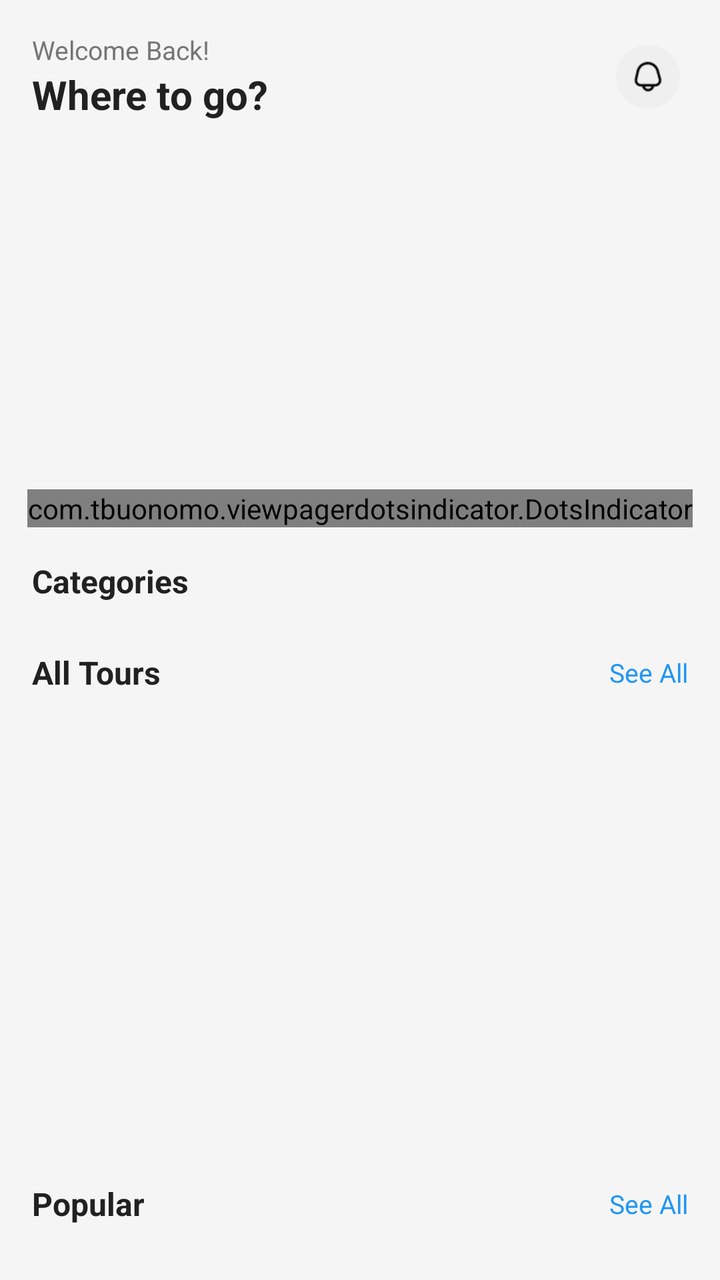
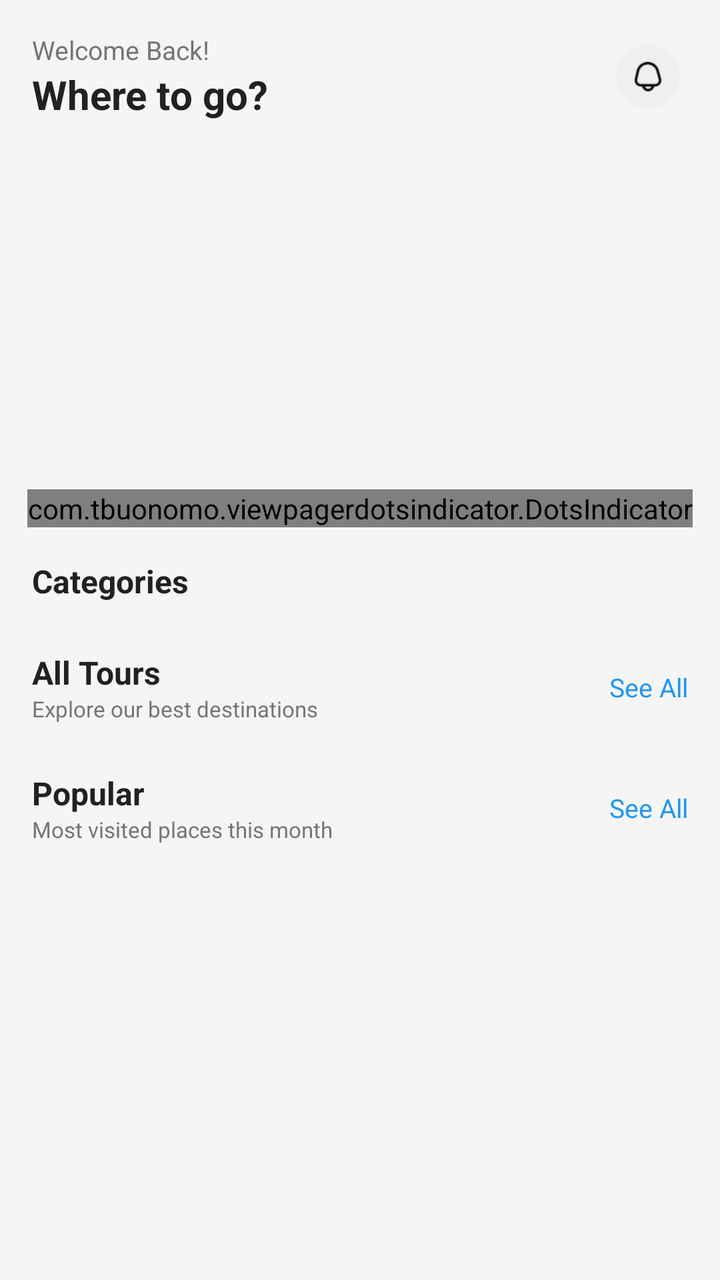

Before-and-after screenshots of an Android layout around one commit, followed by the original layout XML and the change that was made.
<!-- AndroidManifest.xml: application theme Theme.Project189 -->
<!-- res/layout/fragment_home.xml -->
<?xml version="1.0" encoding="utf-8"?>
<ScrollView xmlns:android="http://schemas.android.com/apk/res/android"
    xmlns:app="http://schemas.android.com/apk/res-auto"
    android:layout_width="match_parent"
    android:layout_height="match_parent"
    android:background="@color/background"
    android:fillViewport="true">

    <LinearLayout
        android:layout_width="match_parent"
        android:layout_height="wrap_content"
        android:orientation="vertical">

        
        <LinearLayout
            android:layout_width="match_parent"
            android:layout_height="wrap_content"
            android:orientation="horizontal"
            android:padding="16dp"
            android:gravity="center_vertical">

            <LinearLayout
                android:layout_width="0dp"
                android:layout_height="wrap_content"
                android:layout_weight="1"
                android:orientation="vertical">

                <TextView
                    android:layout_width="wrap_content"
                    android:layout_height="wrap_content"
                    android:text="Welcome Back!"
                    android:textSize="13sp"
                    android:textColor="@color/text_secondary" />

                <TextView
                    android:layout_width="wrap_content"
                    android:layout_height="wrap_content"
                    android:text="Where to go?"
                    android:textSize="20sp"
                    android:textStyle="bold"
                    android:textColor="@color/text_primary" />

            </LinearLayout>

            <ImageView
                android:layout_width="40dp"
                android:layout_height="40dp"
                android:src="@drawable/bell_icon"
                android:padding="4dp"
                android:contentDescription="Notifications" />

        </LinearLayout>

        
        <ProgressBar
            android:id="@+id/progress_bar"
            android:layout_width="wrap_content"
            android:layout_height="wrap_content"
            android:layout_gravity="center_horizontal"
            android:visibility="gone" />

        
        <androidx.viewpager2.widget.ViewPager2
            android:id="@+id/view_pager_banner"
            android:layout_width="match_parent"
            android:layout_height="160dp"
            android:layout_marginHorizontal="16dp"
            android:overScrollMode="never" />

        <com.tbuonomo.viewpagerdotsindicator.DotsIndicator
            android:id="@+id/dots_indicator"
            android:layout_width="wrap_content"
            android:layout_height="wrap_content"
            android:layout_gravity="center_horizontal"
            android:layout_marginTop="8dp"
            app:dotsColor="@color/primary"
            app:selectedDotColor="@color/primary" />

        
        <TextView
            android:layout_width="wrap_content"
            android:layout_height="wrap_content"
            android:text="Categories"
            android:textSize="16sp"
            android:textStyle="bold"
            android:textColor="@color/text_primary"
            android:layout_marginStart="16dp"
            android:layout_marginTop="16dp"
            android:layout_marginBottom="8dp" />

        
        <androidx.recyclerview.widget.RecyclerView
            android:id="@+id/rv_categories"
            android:layout_width="match_parent"
            android:layout_height="wrap_content"
            android:paddingHorizontal="12dp"
            android:clipToPadding="false"
            android:overScrollMode="never" />

        
        <LinearLayout
            android:layout_width="match_parent"
            android:layout_height="wrap_content"
            android:orientation="horizontal"
            android:layout_marginStart="16dp"
            android:layout_marginEnd="16dp"
            android:layout_marginTop="16dp"
            android:gravity="center_vertical">

            <TextView
                android:layout_width="0dp"
                android:layout_height="wrap_content"
                android:layout_weight="1"
                android:text="All Tours"
                android:textSize="16sp"
                android:textStyle="bold"
                android:textColor="@color/text_primary" />

            <TextView
                android:layout_width="wrap_content"
                android:layout_height="wrap_content"
                android:text="See All"
                android:textSize="13sp"
                android:textColor="@color/primary" />

        </LinearLayout>

        
        <androidx.recyclerview.widget.RecyclerView
            android:id="@+id/rv_tours"
            android:layout_width="match_parent"
            android:layout_height="220dp"
            android:layout_marginTop="8dp"
            android:paddingHorizontal="12dp"
            android:clipToPadding="false"
            android:overScrollMode="never" />

        
        <LinearLayout
            android:layout_width="match_parent"
            android:layout_height="wrap_content"
            android:orientation="horizontal"
            android:layout_marginStart="16dp"
            android:layout_marginEnd="16dp"
            android:layout_marginTop="16dp"
            android:gravity="center_vertical">

            <TextView
                android:layout_width="0dp"
                android:layout_height="wrap_content"
                android:layout_weight="1"
                android:text="Popular"
                android:textSize="16sp"
                android:textStyle="bold"
                android:textColor="@color/text_primary" />

            <TextView
                android:layout_width="wrap_content"
                android:layout_height="wrap_content"
                android:text="See All"
                android:textSize="13sp"
                android:textColor="@color/primary" />

        </LinearLayout>

        
        <androidx.recyclerview.widget.RecyclerView
            android:id="@+id/rv_popular"
            android:layout_width="match_parent"
            android:layout_height="wrap_content"
            android:layout_marginTop="8dp"
            android:paddingHorizontal="16dp"
            android:paddingBottom="16dp"
            android:clipToPadding="false"
            android:overScrollMode="never"
            android:nestedScrollingEnabled="false" />

    </LinearLayout>

</ScrollView>
<!-- resources referenced by this layout -->
<resources>
  <color name="background">#F5F5F5</color>
  <color name="primary">#2196F3</color>
  <color name="text_primary">#212121</color>
  <color name="text_secondary">#757575</color>
  <!-- drawable bell_icon: png bitmap (drawable, 2042 bytes) -->
  <style name="Theme.Project189" parent="Theme.MaterialComponents.DayNight.NoActionBar">
          <item name="colorPrimary">@color/primary</item>
          <item name="colorPrimaryVariant">@color/primary_dark</item>
          <item name="colorOnPrimary">@color/white</item>
          <item name="colorSecondary">@color/accent</item>
          <item name="android:colorBackground">@color/background</item>
          <item name="android:statusBarColor">@color/primary</item>
      </style>
  <color name="primary_dark">#1565C0</color>
  <color name="white">#FFFFFF</color>
  <color name="accent">#FF9800</color>
</resources>

<!-- the commit's change to res/layout/fragment_home.xml (unified diff, before → after) -->
@@ -107,14 +107,27 @@
             android:layout_marginTop="16dp"
             android:gravity="center_vertical">
 
-            <TextView
+            <LinearLayout
                 android:layout_width="0dp"
                 android:layout_height="wrap_content"
                 android:layout_weight="1"
-                android:text="All Tours"
-                android:textSize="16sp"
-                android:textStyle="bold"
-                android:textColor="@color/text_primary" />
+                android:orientation="vertical">
+
+                <TextView
+                    android:layout_width="wrap_content"
+                    android:layout_height="wrap_content"
+                    android:text="All Tours"
+                    android:textSize="16sp"
+                    android:textStyle="bold"
+                    android:textColor="@color/text_primary" />
+
+                <TextView
+                    android:layout_width="wrap_content"
+                    android:layout_height="wrap_content"
+                    android:text="Explore our best destinations"
+                    android:textSize="11sp"
+                    android:textColor="@color/text_secondary" />
+            </LinearLayout>
 
             <TextView
                 android:layout_width="wrap_content"
@@ -129,7 +142,7 @@
         <androidx.recyclerview.widget.RecyclerView
             android:id="@+id/rv_tours"
             android:layout_width="match_parent"
-            android:layout_height="220dp"
+            android:layout_height="wrap_content"
             android:layout_marginTop="8dp"
             android:paddingHorizontal="12dp"
             android:clipToPadding="false"
@@ -145,14 +158,27 @@
             android:layout_marginTop="16dp"
             android:gravity="center_vertical">
 
-            <TextView
+            <LinearLayout
                 android:layout_width="0dp"
                 android:layout_height="wrap_content"
                 android:layout_weight="1"
-                android:text="Popular"
-                android:textSize="16sp"
-                android:textStyle="bold"
-                android:textColor="@color/text_primary" />
+                android:orientation="vertical">
+
+                <TextView
+                    android:layout_width="wrap_content"
+                    android:layout_height="wrap_content"
+                    android:text="Popular"
+                    android:textSize="16sp"
+                    android:textStyle="bold"
+                    android:textColor="@color/text_primary" />
+
+                <TextView
+                    android:layout_width="wrap_content"
+                    android:layout_height="wrap_content"
+                    android:text="Most visited places this month"
+                    android:textSize="11sp"
+                    android:textColor="@color/text_secondary" />
+            </LinearLayout>
 
             <TextView
                 android:layout_width="wrap_content"
@@ -169,11 +195,10 @@
             android:layout_width="match_parent"
             android:layout_height="wrap_content"
             android:layout_marginTop="8dp"
-            android:paddingHorizontal="16dp"
+            android:paddingHorizontal="12dp"
             android:paddingBottom="16dp"
             android:clipToPadding="false"
-            android:overScrollMode="never"
-            android:nestedScrollingEnabled="false" />
+            android:overScrollMode="never" />
 
     </LinearLayout>
 
